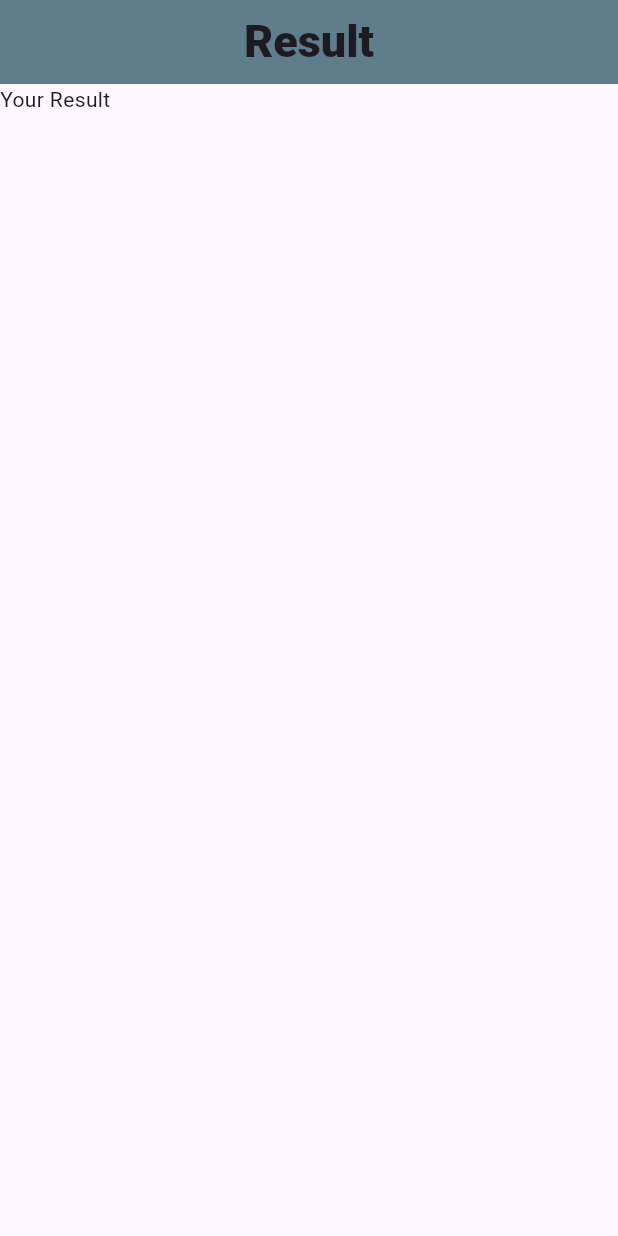
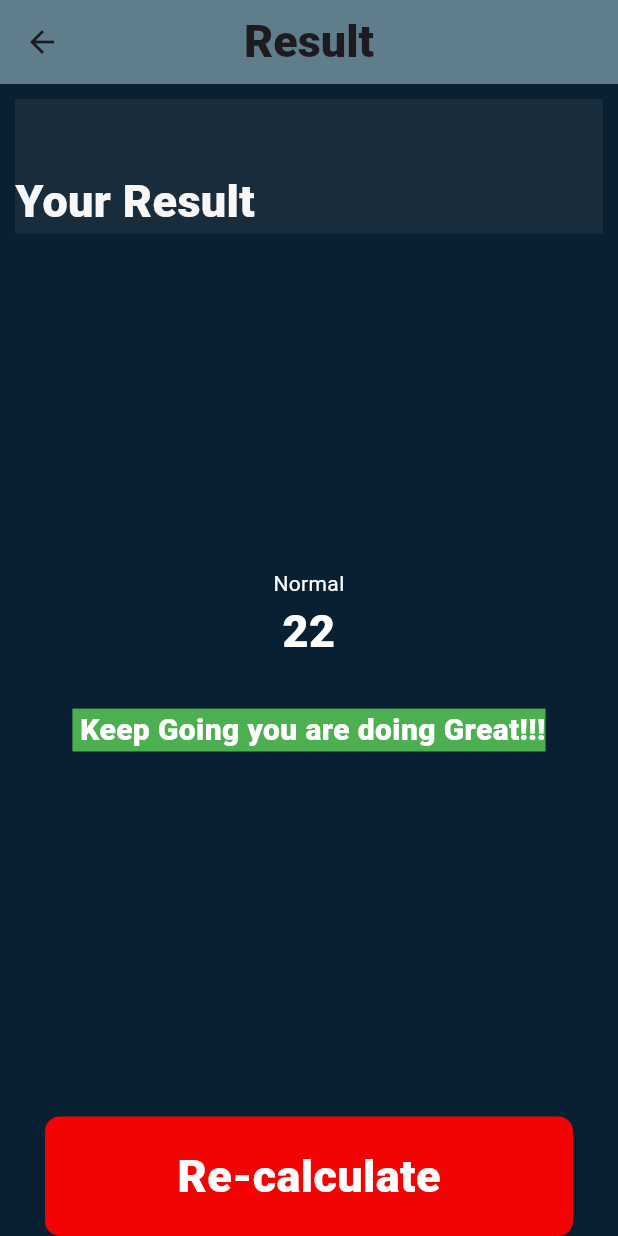
Before and after one commit to robsen123-fexil/BMI-flutter, a Flutter app: the screen it shows after launch, after a tap on "Calculate", on a phone screen of 412 x 824 dp. Run offline on Flutter 3.47's test engine with Material 3 defaults, Android fonts, the phone set to English and light mode, and no system bars; our stand-ins replace font_awesome_flutter.

```diff
--- a/bmi/lib/buttoncalc.dart
+++ b/bmi/lib/buttoncalc.dart
@@ -1,41 +1,60 @@
-// ignore_for_file: prefer_const_literals_to_create_immutables, prefer_const_constructors, camel_case_types
+// ignore_for_file: prefer_const_literals_to_create_immutables, prefer_const_constructors, sort_child_properties_last, file_names
 
 import 'package:flutter/material.dart';
-import 'resultpage.dart';
 
-class ButtonCalc extends StatelessWidget {
-  const ButtonCalc({
-    required this.ontap,
-    required this.type,
-    super.key,
-  });
+class Buttonbutton extends StatelessWidget {
+  const Buttonbutton({super.key, required this.name, required this.ontap});
+  final String name;
   final VoidCallback ontap;
-  final String type;
 
   @override
   Widget build(BuildContext context) {
     return GestureDetector(
-      onTap: () {
-        Navigator.push(
-            context, MaterialPageRoute(builder: (context) => ResultPage()));
-      },
+      onTap: ontap,
+      // onTap: () {
+      //   Navigator.pushNamed(context, '/result');
+      // },
       child: Container(
-          width: double.infinity,
-          height: 60,
-          margin: const EdgeInsets.all(10),
-          color: Color.fromARGB(255, 30, 27, 27),
-          child: Column(
-            mainAxisAlignment: MainAxisAlignment.center,
-            children: [
-              Text(
-                "Calculate",
-                style: TextStyle(
-                    color: Color.fromARGB(255, 135, 138, 150),
-                    fontSize: 40,
-                    fontWeight: FontWeight.w600),
-              ),
-            ],
-          )),
+        child: Column(mainAxisAlignment: MainAxisAlignment.center, children: [
+          Text(
+            name,
+            style: TextStyle(
+                color: Color.fromARGB(255, 254, 254, 254),
+                fontSize: 30,
+                fontWeight: FontWeight.w800),
+          )
+        ]),
+        width: double.infinity,
+        height: 100,
+        margin: const EdgeInsets.only(
+          top: 30,
+          left: 30,
+          right: 30,
+        ),
+        decoration: BoxDecoration(
+          borderRadius: BorderRadius.circular(10),
+          color: const Color.fromARGB(255, 244, 3, 3),
+        ),
+      ),
     );
   }
 }
+
+class RoundIconButton extends StatelessWidget {
+  const RoundIconButton(
+      {super.key, required this.icon, required this.onPressed});
+
+  final IconData icon;
+  final VoidCallback onPressed;
+  @override
+  Widget build(BuildContext context) {
+    return RawMaterialButton(
+      onPressed: onPressed,
+      elevation: 0.0,
+      shape: const CircleBorder(),
+      constraints: const BoxConstraints.tightFor(height: 56, width: 56),
+      fillColor: Colors.grey,
+      child: Icon(icon),
+    );
+  }
+}
--- a/bmi/lib/inputpage.dart
+++ b/bmi/lib/inputpage.dart
@@ -36,7 +36,11 @@ class _InputpageState extends State<Inputpage> {
           ),
           centerTitle: true,
           backgroundColor: Color.fromARGB(255, 8, 36, 59),
+          iconTheme: IconThemeData(
+              color: Colors.white,
+            )
         ),
+
         body: Column(
           crossAxisAlignment: CrossAxisAlignment.stretch,
           children: [
@@ -155,6 +159,7 @@ class _InputpageState extends State<Inputpage> {
                               mainAxisAlignment: MainAxisAlignment.center,
                               children: [
                                 RoundButton(
+                                  herotag: "hello2",
                                   icon: FontAwesomeIcons.plus,
                                   onpress: () {
                                     setState(() {
@@ -166,6 +171,7 @@ class _InputpageState extends State<Inputpage> {
                                   width: 10,
                                 ),
                                 RoundButton(
+                                    herotag: "hello1",
                                     icon: FontAwesomeIcons.minus,
                                     onpress: () {
                                       setState(() {
@@ -197,6 +203,7 @@ class _InputpageState extends State<Inputpage> {
                                 mainAxisAlignment: MainAxisAlignment.center,
                                 children: [
                                   RoundButton(
+                                     herotag:"hello3" ,
                                       icon: FontAwesomeIcons.minus,
                                       onpress: () {
                                         setState(() {
@@ -206,7 +213,8 @@ class _InputpageState extends State<Inputpage> {
                                   SizedBox(
                                     width: 10,
                                   ),
-                                 RoundButton(
+                                  RoundButton(
+                                      herotag: "hello4",
                                       icon: FontAwesomeIcons.plus,
                                       onpress: () {
                                         setState(() {
@@ -220,13 +228,17 @@ class _InputpageState extends State<Inputpage> {
                 ],
               ),
             ),
-             ButtonCalc(
+            Buttonbutton(
               ontap: () {
-                Navigator.push(context,
-                    MaterialPageRoute(builder: (context) => ResultPage()));
+
+                Navigator.push(
+                    context,
+                    MaterialPageRoute(
+                        builder: (context) => ResultPage(
+                            )));
               },
-              type: "Calculate ",
-            )
+              name: "Calculate",
+            ),
           ],
         ));
   }
--- a/bmi/lib/resultpage.dart
+++ b/bmi/lib/resultpage.dart
@@ -1,21 +1,68 @@
+// ignore_for_file: avoid_unnecessary_containers, prefer_const_constructors, prefer_const_literals_to_create_immutables
+
+import 'buttoncalc.dart';
 
 import 'package:flutter/material.dart';
-
 
 class ResultPage extends StatelessWidget {
   const ResultPage({super.key});
 
   @override
   Widget build(BuildContext context) {
-    return  MaterialApp(home: Scaffold(
-      appBar: AppBar(
-        title: const Text("Result", style: TextStyle(fontWeight: FontWeight.w900, fontSize: 30)),
-        centerTitle: true,
-        backgroundColor: Colors.blueGrey,
-      ),
-      body:const Column(children: [
-           Text("Your Result")
-      ],)
-    ));
+    return
+         Scaffold(
+            backgroundColor: Color.fromARGB(255, 8, 32, 50),
+            appBar: AppBar(
+              title: const Text("Result",
+                  style: TextStyle(fontWeight: FontWeight.w900, fontSize: 30)),
+              centerTitle: true,
+              backgroundColor: Colors.blueGrey,
+            ),
+            body: Column(
+              mainAxisAlignment: MainAxisAlignment.center,
+              children: [
+                Expanded(
+                  child: Container(
+                    color: const Color.fromARGB(255, 24, 44, 60),
+                    margin: EdgeInsets.all(10),
+                    alignment: Alignment.bottomLeft,
+                    child: Expanded(
+                        child: Text(
+                      "Your Result",
+                      style: TextStyle(
+                          color: Color.fromARGB(255, 248, 247, 247),
+                          fontSize: 30,
+                          fontWeight: FontWeight.w900),
+                    )),
+                  ),
+                ),
+                Expanded(
+                  flex: 5,
+                  child: Container(
+
+                      child: Column(
+                        crossAxisAlignment: CrossAxisAlignment.center,
+                        mainAxisAlignment: MainAxisAlignment.center,
+                        children: [
+                          Text("Normal", textAlign: TextAlign.center, style: TextStyle(color:Color.fromARGB(255, 255, 255, 255)),),
+                          Text("22", textAlign: TextAlign.center,style: TextStyle(color:Colors.white, fontWeight: FontWeight.w900, fontSize: 30),),
+                          SizedBox(
+                            height: 30,
+                          ),
+                          Text(" Keep Going you are doing Great!!!", textAlign: TextAlign.end, style: TextStyle(color:Colors.white, backgroundColor: Colors.green, fontWeight: FontWeight.w900, fontSize: 20),),
+
+                        ],
+                      ),
+                    ),
+                  ),
+                 Expanded(
+                    child: Buttonbutton(
+                  name: "Re-calculate",
+                  ontap: () {
+                    Navigator.pushNamed(context, '/');
+                  },
+                ))
+              ],
+            ));
   }
 }
--- a/bmi/lib/reusable.dart
+++ b/bmi/lib/reusable.dart
@@ -1,7 +1,7 @@
 import 'package:flutter/material.dart';
 
 class Resuable extends StatelessWidget {
-  const Resuable({super.key, required this.childcard, this.icon, required this.colour});
+  const Resuable( {super.key, required this.childcard, this.icon, required this.colour});
   final IconData? icon;
   final Color colour;
   final Widget childcard;
@@ -13,7 +13,7 @@ class Resuable extends StatelessWidget {
         decoration: BoxDecoration(
 
 
-            borderRadius: BorderRadius.circular(10), color: colour),
+            borderRadius: BorderRadius.circular(20), color: colour),
         child: childcard);
   }
 }
--- a/bmi/lib/roundbutton.dart
+++ b/bmi/lib/roundbutton.dart
@@ -3,15 +3,17 @@
 import 'package:flutter/material.dart';
 
 class RoundButton extends StatelessWidget {
-  const RoundButton({required this.icon, required this.onpress, super.key});
+  const RoundButton({required this.herotag,required this.icon, required this.onpress, super.key});
   final IconData icon;
   final VoidCallback onpress;
+  final String herotag;
 
   @override
   Widget build(BuildContext context) {
     return Column(
       children: [
         FloatingActionButton(
+          heroTag: herotag,
           onPressed: onpress,
           // ignore: sort_child_properties_last
           child: Row(
```
Also changed, not shown: bmi/lib/calculation.dart (added, +33 -0 lines).
